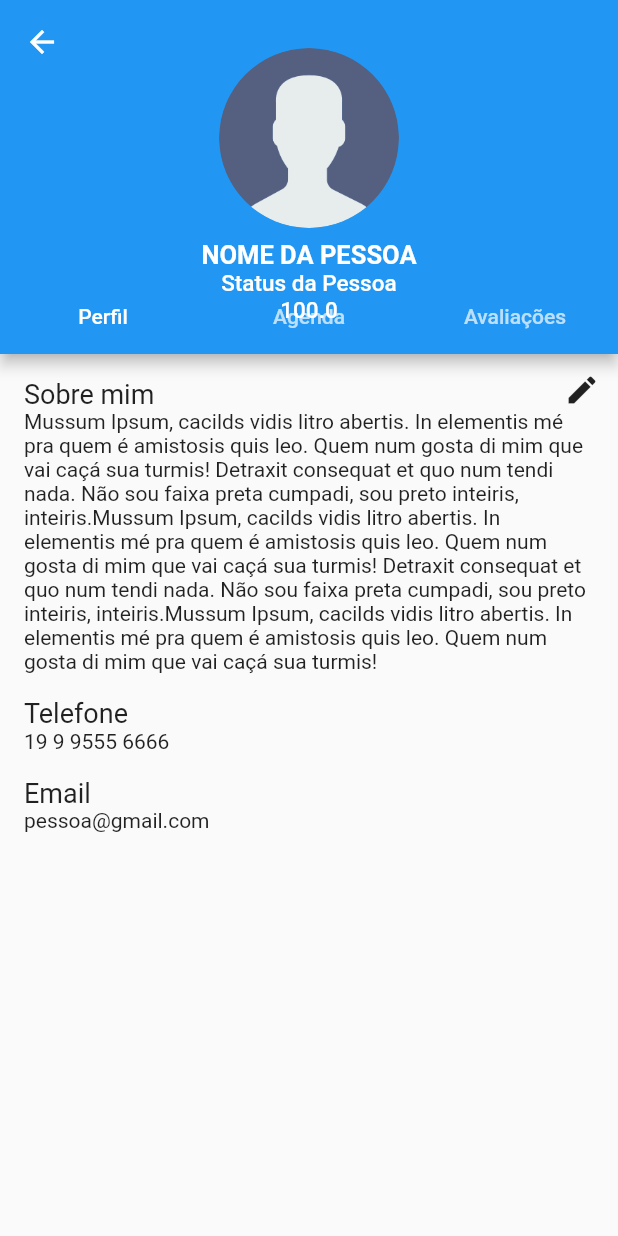
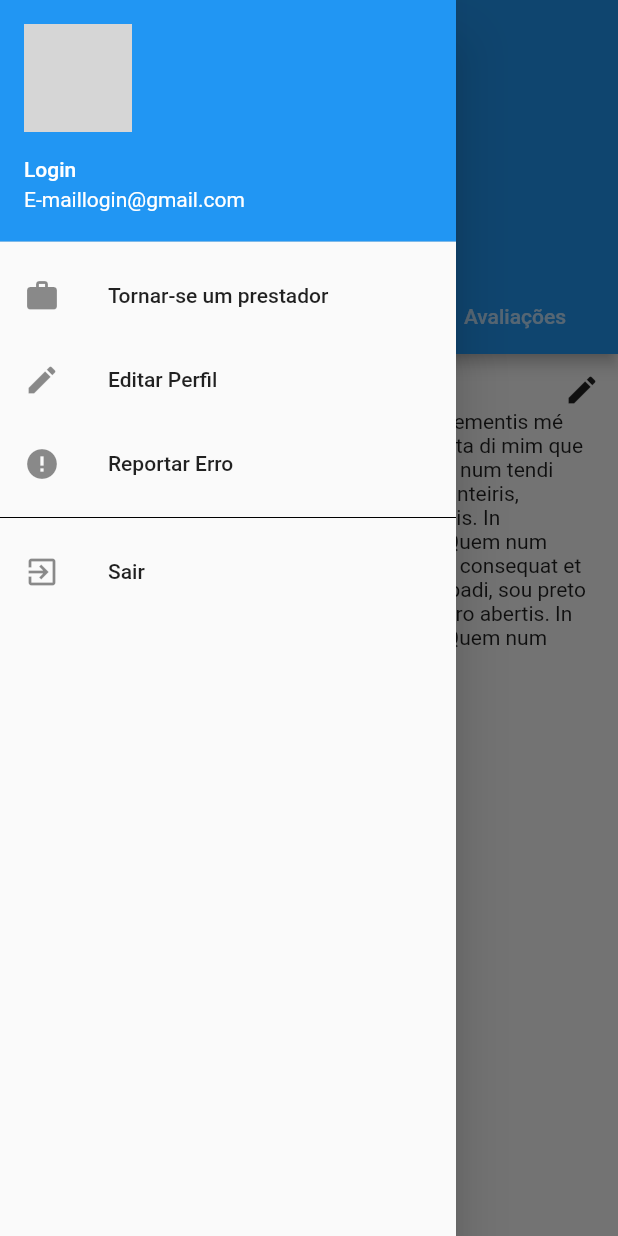
Before and after one commit to elisangelaborato/pi, a Flutter app: the TelaPerfilCliente screen opened directly, with the side drawer open (before the commit the screen has no drawer), on a phone screen of 412 x 824 dp. Run offline on Flutter 3.47's test engine with Material 2 defaults, Android fonts, the phone set to English and light mode, and no system bars; grey boxes are pictures that could not be loaded.

Commit message:
Commit do dia 09/08

```diff
--- a/lib/main.dart
+++ b/lib/main.dart
@@ -1,10 +1,12 @@
 import 'package:flutter/material.dart';
 //import 'package:pi/view/drawer.dart';
 import 'package:pi/view/tela_login.dart';
+import 'package:pi/view/tela_perfil_cliente.dart';
 
 void main(){
   runApp(MaterialApp(
-    home: TelaLogin(),
+    debugShowCheckedModeBanner: false,
+    home: TelaPerfilCliente(),
 
   ));
 }
--- a/lib/view/drawer.dart
+++ b/lib/view/drawer.dart
@@ -8,7 +8,7 @@ class CustomDrawer extends StatefulWidget {
 class _CustomDrawerState extends State<CustomDrawer> {
   @override
   Widget build(BuildContext context) {
-    return Drawer(
+      return Drawer(
         child: ListView(
             children: <Widget>[
               UserAccountsDrawerHeader(
@@ -30,6 +30,11 @@ class _CustomDrawerState extends State<CustomDrawer> {
                 title: Text("Editar Perfil"),
                 onTap: (){},
               ),
+              ListTile(
+                leading: Icon(Icons.error),
+                title: Text("Reportar Erro"),
+                onTap: (){},
+              ),
               Divider(
                 color: Colors.black,
 
@@ -38,9 +43,10 @@ class _CustomDrawerState extends State<CustomDrawer> {
                 leading: Icon(Icons.exit_to_app),
                 title: Text("Sair"),
                 onTap: (){},
-              )
+              ),
+
             ]
         ),
-    );
+      );
   }
 }
--- a/lib/view/tela_perfil_cliente.dart
+++ b/lib/view/tela_perfil_cliente.dart
@@ -2,6 +2,8 @@ import 'package:flutter/material.dart';
 import 'package:pi/view/tab_agenda_cliente.dart';
 import 'package:pi/view/tab_avaliacao_cliente.dart';
 import 'package:pi/view/tab_perfil_cliente.dart';
+
+import 'drawer.dart';
 
 class TelaPerfilCliente extends StatefulWidget {
   @override
@@ -18,6 +20,7 @@ class _TelaPerfilClienteState extends State<TelaPerfilCliente> {
     return DefaultTabController(
       length: 3,
       child: Scaffold(
+        drawer: CustomDrawer(),
         appBar: AppBar(
           flexibleSpace: FlexibleSpaceBar(
             centerTitle: true,
```
